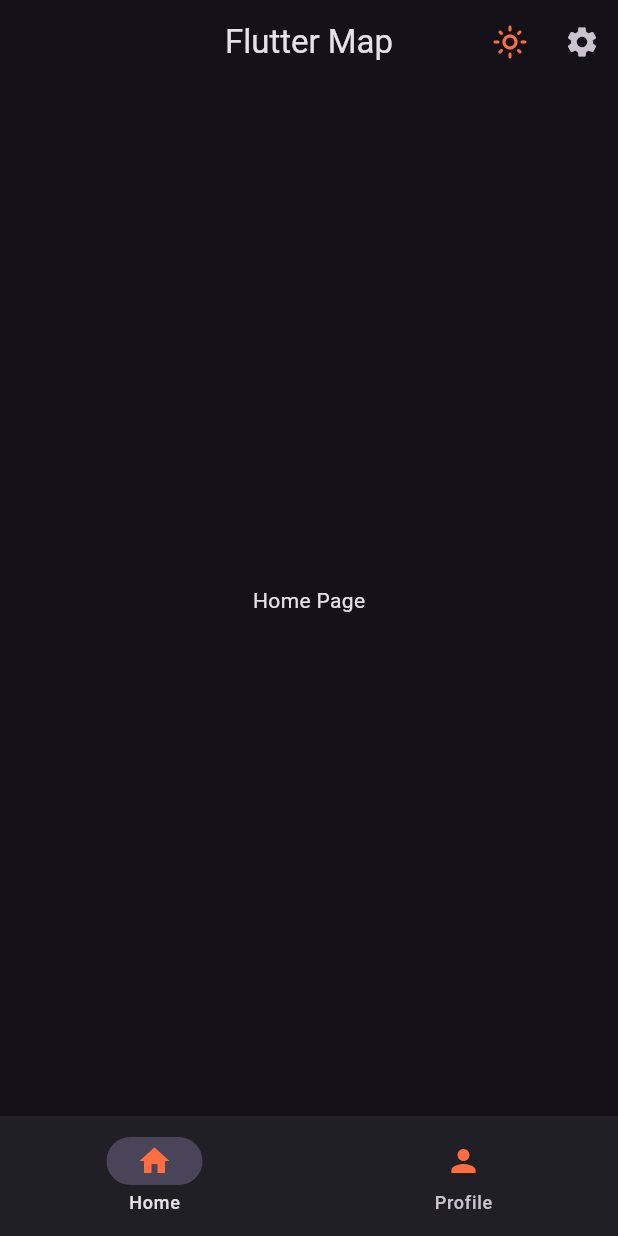
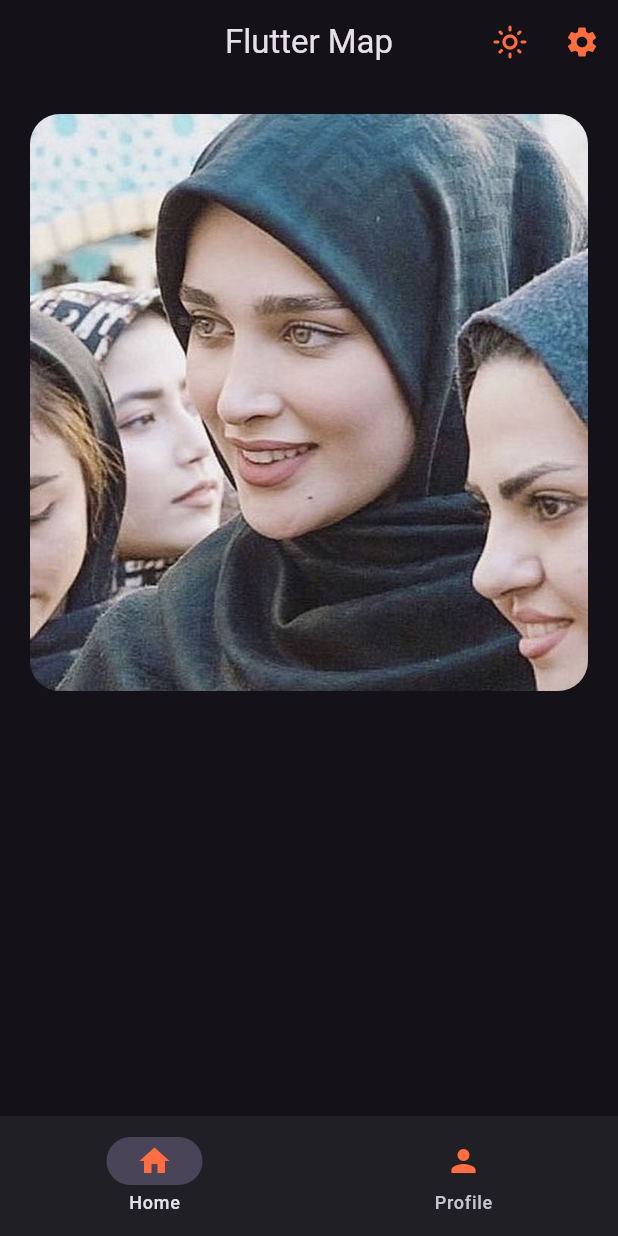
Before and after one commit to roya-zadran/flutterapp, a Flutter app: the screen it shows after launch, after a tap on "Login", on a phone screen of 412 x 824 dp. Run offline on Flutter 3.47's test engine with Material 3 defaults, Android fonts, the phone set to English and light mode, and no system bars.

Commit message:
Hero Widget

```diff
--- a/lib/views/pages/home_page.dart
+++ b/lib/views/pages/home_page.dart
@@ -1,10 +1,16 @@
 import 'package:flutter/material.dart';
+import 'package:flutterapp/views/pages/welcome_page.dart';
 
 class HomePage extends StatelessWidget {
   const HomePage({super.key});
 
   @override
   Widget build(BuildContext context) {
-    return Center(child: Text("Home Page"));
+    return Padding(
+      padding: const EdgeInsets.all(20.0),
+      child: Column(children: [
+        HeroWidget(),
+      ],),
+    );
   }
 }
--- a/lib/views/pages/welcome_page.dart
+++ b/lib/views/pages/welcome_page.dart
@@ -12,11 +12,7 @@ class WelcomePage extends StatelessWidget {
         child: Column(
           mainAxisAlignment: MainAxisAlignment.center,
           children: [
-            // ClipRReact round each widget borders
-            ClipRRect(
-              borderRadius: BorderRadius.circular(20.0),
-              child: Image.asset("assets/images/download.jpg"),
-            ),
+          HeroWidget(),
             FilledButton(
               onPressed: () {
                 Navigator.pushReplacement(
@@ -36,3 +32,19 @@ class WelcomePage extends StatelessWidget {
     );
   }
 }
+ class HeroWidget extends StatelessWidget {
+   const HeroWidget({super.key});
+
+   @override
+   Widget build(BuildContext context) {
+     return Hero(
+       // Tag should be used in order to use hero widget, and it takes an unique value.
+       tag: "hero1",
+       // ClipRReact round each widget borders
+       child: ClipRRect(
+         borderRadius: BorderRadius.circular(20.0),
+         child: Image.asset("assets/images/download.jpg"),
+       ),
+     );
+   }
+ }
--- a/lib/views/widgets/widget_tree.dart
+++ b/lib/views/widgets/widget_tree.dart
@@ -33,7 +33,8 @@ class WidgetTree extends StatelessWidget {
               );
             },
           ),
-          IconButton(
+          ValueListenableBuilder(valueListenable: isDarkModeNotifier, builder: (context, isDarkMode, child) {
+            return IconButton(
               onPressed: () {
                 Navigator.push(
                   context,
@@ -44,8 +45,9 @@ class WidgetTree extends StatelessWidget {
                   ),
                 );
               },
-            icon: Icon(Icons.settings),
-          ),
+              icon: Icon(Icons.settings, color: isDarkMode == true? Colors.deepOrangeAccent: Colors.orangeAccent,),
+            );
+          },)
         ],
         title: Text("Flutter Map"),
         centerTitle: true,
```
Lines whose indentation alone changed are shown as unchanged.
